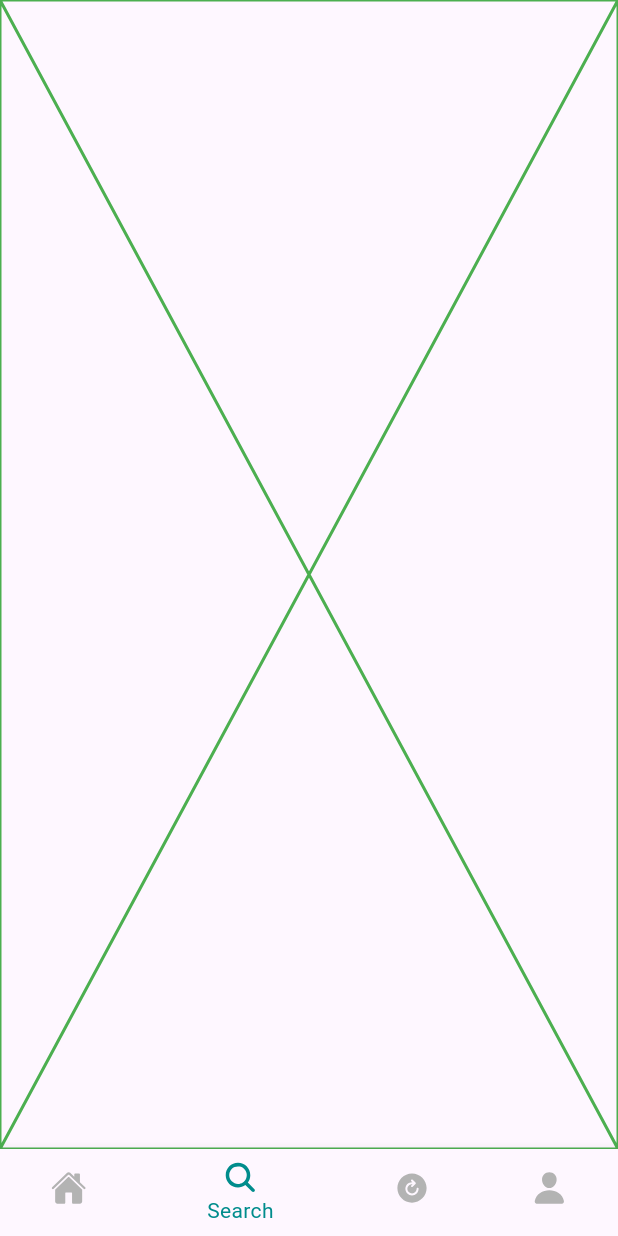
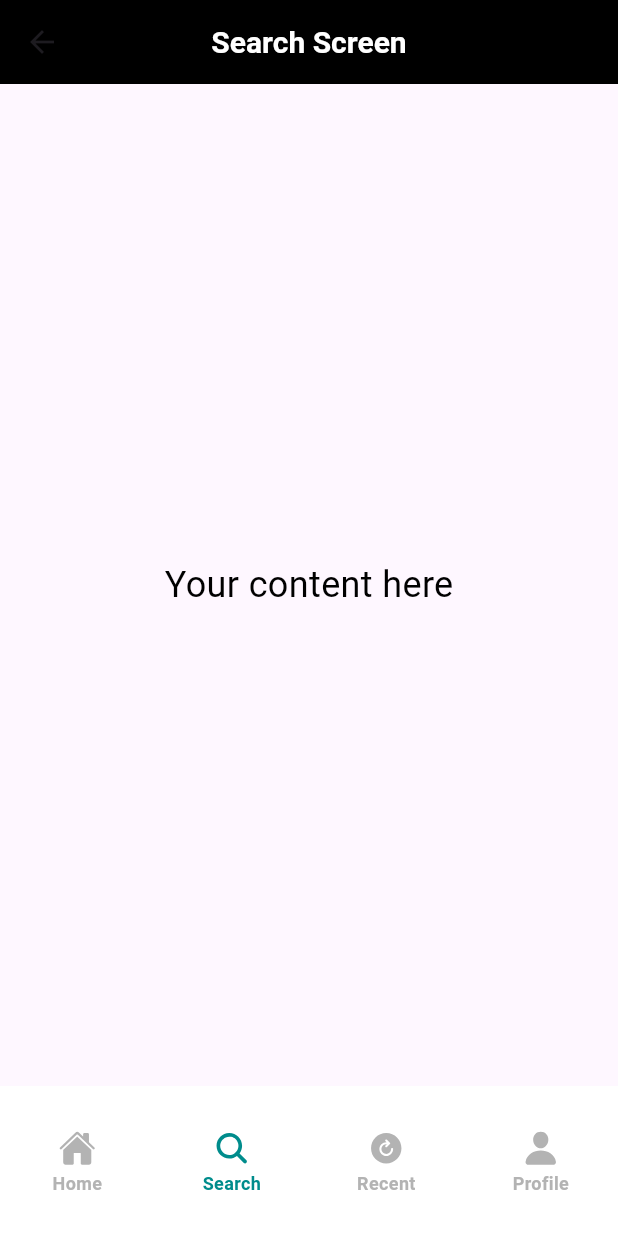
Before and after one commit to Smartdevs17/madang, a Flutter app: the HomeScreen screen opened by its route, item 2 of the bottom bar chosen, on a phone screen of 412 x 824 dp. Run offline on Flutter 3.47's test engine with Material 3 defaults, Android fonts, the phone set to English and light mode, and no system bars; our stand-ins replace flutter_svg, get, get_storage, google_fonts; accounts and stored records are empty.

```diff
--- /dev/null
+++ b/lib/features/search/presentation/search_screen.dart
@@ -0,0 +1,26 @@
+import 'package:flutter/material.dart';
+import 'package:madang/routes/bottom_nav_bar.dart';
+
+class SearchScreen extends StatelessWidget {
+  const SearchScreen({Key? key}) : super(key: key);
+
+  @override
+  Widget build(BuildContext context) {
+    return Scaffold(
+      appBar: AppBar(
+        title: const Text('Search Screen'),
+      ),
+      body: const Center(
+        child: Text(
+          'Your content here',
+          style: TextStyle(
+            fontSize: 24.0,
+          ),
+        ),
+      ),
+      bottomNavigationBar: const BottomNavBar(
+        activeIndex: 1,
+      ),
+    );
+  }
+}
--- a/lib/routes/bottom_nav_bar.dart
+++ b/lib/routes/bottom_nav_bar.dart
@@ -1,63 +1,143 @@
 import 'package:flutter/material.dart';
-import 'package:flutter_svg/flutter_svg.dart';
+import 'package:flutter_svg/svg.dart';
+import 'package:get/get.dart';
+import 'package:get/get_navigation/get_navigation.dart';
+import 'package:madang/routes/routes.dart';
 import 'package:madang/utils/theme/theme.dart';
 
-class BottomNavBar extends StatefulWidget {
-  const BottomNavBar({Key? key}) : super(key: key);
-
-  @override
-  _BottomNavBarState createState() => _BottomNavBarState();
-}
-
-class _BottomNavBarState extends State<BottomNavBar> {
-  int _selectedIndex = 0;
-
-  static const List<Widget> _screens = [
-    Placeholder(color: Colors.blue),
-    Placeholder(color: Colors.green),
-    Placeholder(color: Colors.orange),
-    Placeholder(color: Colors.red),
-  ];
-
-  static List<BottomNavigationBarItem> _navBarItems = [
-    BottomNavigationBarItem(
-      icon: SvgPicture.asset('assets/svgs/home.svg'),
-      activeIcon: SvgPicture.asset('assets/svgs/home.svg', color: mainColor),
-      label: 'Home',
-    ),
-    BottomNavigationBarItem(
-      icon: SvgPicture.asset('assets/svgs/search.svg'),
-      activeIcon: SvgPicture.asset('assets/svgs/search.svg', color: mainColor),
-      label: 'Search',
-    ),
-    BottomNavigationBarItem(
-      icon: SvgPicture.asset('assets/svgs/refresh-circle.svg'),
-      activeIcon:
-          SvgPicture.asset('assets/svgs/refresh-circle.svg', color: mainColor),
-      label: 'Recent',
-    ),
-    BottomNavigationBarItem(
-      icon: SvgPicture.asset('assets/svgs/person.svg'),
-      activeIcon: SvgPicture.asset('assets/svgs/person.svg', color: mainColor),
-      label: 'Profile',
-    ),
-  ];
-
-  void _onItemTapped(int index) {
-    setState(() {
-      _selectedIndex = index;
-    });
-  }
+class BottomNavBar extends StatelessWidget {
+  final int activeIndex;
+  const BottomNavBar({super.key, required this.activeIndex});
 
   @override
   Widget build(BuildContext context) {
-    return Scaffold(
-      body: _screens[_selectedIndex],
-      bottomNavigationBar: BottomNavigationBar(
-        items: _navBarItems,
-        currentIndex: _selectedIndex,
-        selectedItemColor: mainColor, // Selected item text and icon color
-        onTap: _onItemTapped,
+    return Container(
+      decoration: const BoxDecoration(
+        color: primaryColorLT,
+      ),
+      height: 100.0,
+      child: Row(
+        children: <Widget>[
+          Expanded(
+            flex: 10,
+            child: BottomNavBarButton(
+              icon: "assets/svgs/home.svg",
+              label: "Home",
+              isActive: activeIndex == 0,
+              onTap: () {
+                if (activeIndex == 0) return;
+                Get.offAllNamed(Routes.home);
+              },
+            ),
+          ),
+          Expanded(
+            flex: 10,
+            child: BottomNavBarButton(
+              icon: "assets/svgs/search.svg",
+              label: "Search",
+              isActive: activeIndex == 1,
+              onTap: () {
+                if (activeIndex == 1) return;
+                if (activeIndex == 0) {
+                  Get.toNamed(Routes.search);
+                } else {
+                  Get.offAndToNamed(Routes.search);
+                }
+              },
+            ),
+          ),
+          Expanded(
+              flex: 10,
+              child: BottomNavBarButton(
+                icon: "assets/svgs/refresh-circle.svg",
+                label: "Recent",
+                isActive: activeIndex == 2,
+                onTap: () {
+                  if (activeIndex == 2) return;
+                  if (activeIndex == 0) {
+                    Get.toNamed(Routes.recent);
+                  } else {
+                    Get.offAndToNamed(Routes.recent);
+                  }
+                },
+              )),
+          Expanded(
+              flex: 10,
+              child: BottomNavBarButton(
+                icon: "assets/svgs/person.svg",
+                label: "Profile",
+                isActive: activeIndex == 3,
+                onTap: () {
+                  if (activeIndex == 3) return;
+                  if (activeIndex == 0) {
+                    Get.toNamed(Routes.profile);
+                  } else {
+                    Get.offAndToNamed(Routes.profile);
+                  }
+                },
+              )),
+        ],
+      ),
+    );
+  }
+
+  void logScreenView(String screenName) {}
+
+  dynamic _onPageChange(int currentIndex) {}
+}
+
+// ignore: must_be_immutable
+class BottomNavBarButton extends StatelessWidget {
+  final bool isActive;
+  final String icon;
+  void Function()? onTap;
+  final String label;
+  final Widget? widget;
+  BottomNavBarButton(
+      {super.key,
+      required this.isActive,
+      required this.icon,
+      this.label = '',
+      this.widget,
+      this.onTap});
+
+  @override
+  Widget build(BuildContext context) {
+    return InkWell(
+      onTap: onTap,
+      child: Container(
+        height: double.infinity,
+        color: primaryColorLT,
+        child: Center(
+          child: Column(
+            crossAxisAlignment: CrossAxisAlignment.center,
+            mainAxisAlignment: MainAxisAlignment.center,
+            children: [
+              icon.isNotEmpty
+                  ? SizedBox(
+                      height: 30,
+                      child: SvgPicture.asset(
+                        icon,
+                        height: 26,
+                        width: 26,
+                        color: isActive ? mainColor : neutralGrey,
+                      ),
+                    )
+                  : widget!,
+              if (label.isNotEmpty)
+                FittedBox(
+                  child: Text(
+                    label,
+                    maxLines: 1,
+                    style: TextStyle(
+                        fontSize: 12.0,
+                        fontWeight: FontWeight.w700,
+                        color: isActive ? mainColor : neutralGrey),
+                  ),
+                )
+            ],
+          ),
+        ),
       ),
     );
   }
--- a/lib/routes/navigation.dart
+++ b/lib/routes/navigation.dart
@@ -4,6 +4,9 @@ import 'package:madang/features/auth/presentation/login_screen.dart';
 import 'package:madang/features/auth/presentation/otp_screen.dart';
 import 'package:madang/features/auth/presentation/register_screen.dart';
 import 'package:madang/features/home/presentation/home_screen.dart';
+import 'package:madang/features/profile/presentation/profile_screen.dart';
+import 'package:madang/features/recent/presentation/recent_screen.dart';
+import 'package:madang/features/search/presentation/search_screen.dart';
 
 import 'package:madang/routes/routes.dart';
 
@@ -14,4 +17,7 @@ var routes = [
   GetPage(name: Routes.register, page: () => const RegisterScreen()),
   GetPage(name: Routes.otp, page: () => const OTPScreen()),
   GetPage(name: Routes.home, page: () => const HomeScreen()),
+  GetPage(name: Routes.search, page: () => const SearchScreen()),
+  GetPage(name: Routes.recent, page: () => const RecentScreen()),
+  GetPage(name: Routes.profile, page: () => const ProfileScreen()),
 ];
```
Also changed, not shown: lib/features/auth/presentation/auth_screen.dart (+4 -4 lines), lib/features/auth/presentation/login_screen.dart (+6 -1 lines), lib/features/bottom_nav_screen.dart (deleted, +0 -37 lines), lib/features/home/presentation/home_screen.dart (+30 -4 lines), lib/features/profile/presentation/profile_screen.dart (added, +26 -0 lines), lib/features/recent/presentation/recent_screen.dart (added, +26 -0 lines).
